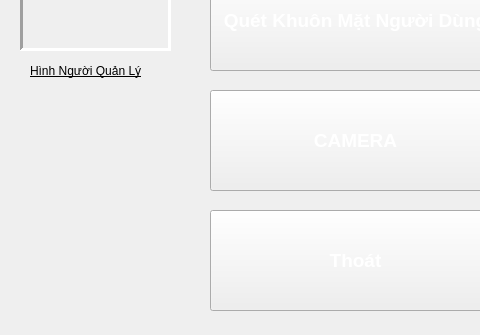
This is face1/GUI.ui in huy090603huy123/nhandienkhuonmat as Qt 5 draws it before an edit; both pictures show x 0 to 480 and y 220 to 555 of the 760 by 555 pixel window. The edited form follows.
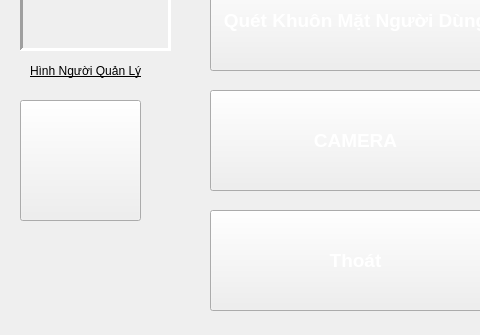
This is the edited form. Icons and pictures are not drawn.

Patch:
```diff
--- a/face1/GUI.ui
+++ b/face1/GUI.ui
@@ -280,6 +280,22 @@
      <string/>
     </property>
    </widget>
+   <widget class="QPushButton" name="url">
+    <property name="geometry">
+     <rect>
+      <x>20</x>
+      <y>320</y>
+      <width>121</width>
+      <height>121</height>
+     </rect>
+    </property>
+    <property name="styleSheet">
+     <string notr="true">border-image: url(:/pic/pngtree-man-holding-checklist-business-checkbox-paper-vector-png-image_10388326.png);</string>
+    </property>
+    <property name="text">
+     <string/>
+    </property>
+   </widget>
    <zorder>camera</zorder>
    <zorder>P1</zorder>
    <zorder>P2</zorder>
```
Left out of the diff: 1 changed line with no effect on the pictures.
